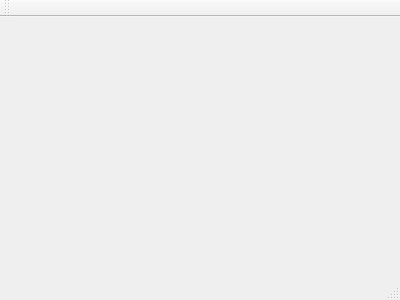
Before: the Qt Designer form gui/mainwindow.ui in DevTeamSCH/animeditor, drawn with Qt 5.
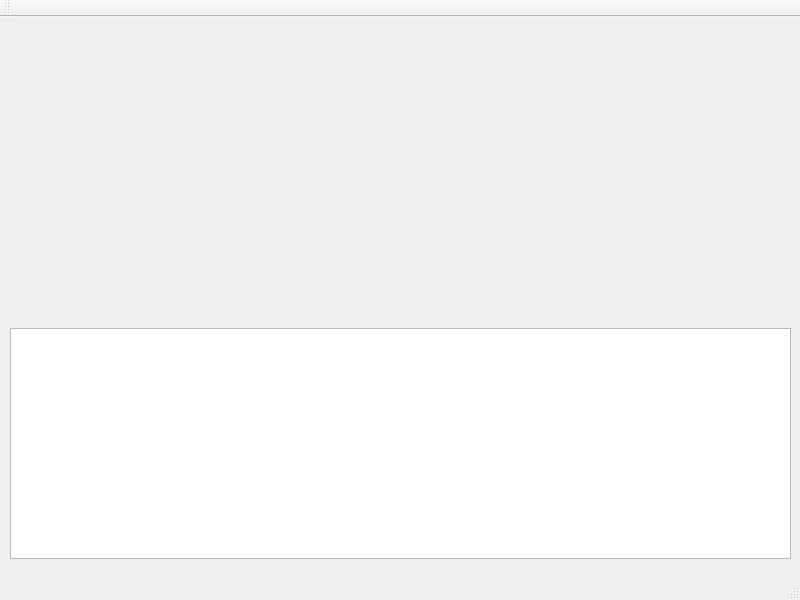
After: the same form once the commit is applied.

The edit to the form file:
```diff
--- a/gui/mainwindow.ui
+++ b/gui/mainwindow.ui
@@ -1,24 +1,53 @@
 <ui version="4.0">
  <class>MainWindow</class>
- <widget class="QMainWindow" name="MainWindow" >
-  <property name="geometry" >
+ <widget class="QMainWindow" name="MainWindow">
+  <property name="geometry">
    <rect>
     <x>0</x>
     <y>0</y>
-    <width>400</width>
-    <height>300</height>
+    <width>800</width>
+    <height>600</height>
    </rect>
   </property>
   <property name="windowTitle" >
    <string>MainWindow</string>
   </property>
-  <widget class="QMenuBar" name="menuBar" />
-  <widget class="QToolBar" name="mainToolBar" />
-  <widget class="QWidget" name="centralWidget" />
-  <widget class="QStatusBar" name="statusBar" />
+  <widget class="QWidget" name="centralWidget">
+   <widget class="QTableView" name="tableView">
+    <property name="geometry">
+     <rect>
+      <x>10</x>
+      <y>311</y>
+      <width>781</width>
+      <height>231</height>
+     </rect>
+    </property>
+    <property name="showGrid">
+     <bool>false</bool>
+    </property>
+   </widget>
+  </widget>
+  <widget class="QMenuBar" name="menuBar">
+   <property name="geometry">
+    <rect>
+     <x>0</x>
+     <y>0</y>
+     <width>800</width>
+     <height>21</height>
+    </rect>
+   </property>
+  </widget>
+  <widget class="QToolBar" name="mainToolBar">
+   <attribute name="toolBarArea">
+    <enum>TopToolBarArea</enum>
+   </attribute>
+   <attribute name="toolBarBreak">
+    <bool>false</bool>
+   </attribute>
+  </widget>
+  <widget class="QStatusBar" name="statusBar"/>
  </widget>
- <layoutDefault spacing="6" margin="11" />
- <pixmapfunction></pixmapfunction>
+ <layoutdefault spacing="6" margin="11"/>
  <resources/>
  <connections/>
 </ui>
```
Left out of the diff: 3 changed lines with no effect on the pictures.
